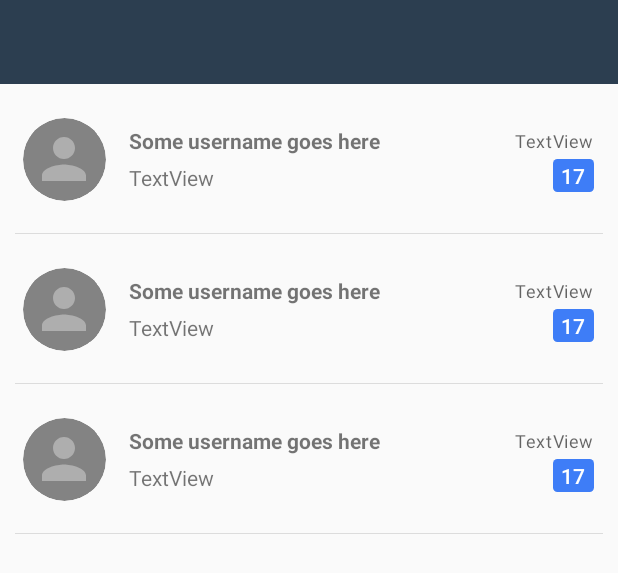
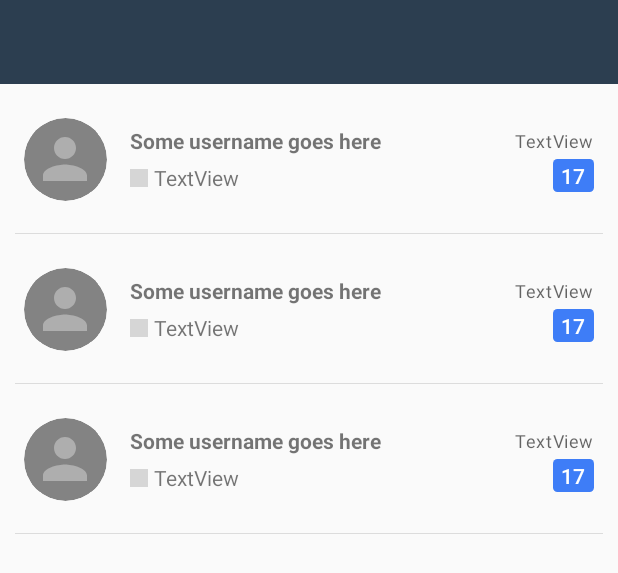
Before and after one commit to CryptChat/client, an Android app: the layout activity_server_users_list.xml on its own in the app's theme, with its tools: preview values and no code run, on a phone screen of 412 x 824 dp. Shown: the top 573 px of the screen. Run offline under Robolectric (Android 15) with nearby library versions, the phone set to English and light mode, and no system bars; grey boxes are pictures that could not be loaded.

Commit message:
Show message status icon in users list and turncate last message

```diff
--- a/app/src/main/java/cc/osama/cryptchat/db/User.kt
+++ b/app/src/main/java/cc/osama/cryptchat/db/User.kt
@@ -24,7 +24,8 @@ data class User(
   data class Conversation(
     val lastMessage: String?,
     val lastMessageDate: Long?,
-    val unreadCount: Int,
+    val unreadCount: Int = 0,
+    val messageStatus: Int?,
     @Embedded val user: User
   )
 
@@ -76,7 +77,7 @@ data class User(
     @Query("SELECT * FROM users WHERE serverId = :serverId AND idOnServer = :idOnServer LIMIT 1")
     fun findUserByServerIdAndIdOnServer(serverId: Long, idOnServer: Long): User?
 
-    @Query("SELECT u.*, m.plaintext AS lastMessage, m.lastMessageDate AS lastMessageDate, COALESCE(c.unreadCount, 0) AS unreadCount FROM users u LEFT JOIN (SELECT MAX(createdAt) AS lastMessageDate, userId, plaintext FROM messages WHERE serverId = :serverId GROUP BY userId) m ON m.userId = u.id LEFT JOIN (SELECT COUNT(*) AS unreadCount, userId FROM messages WHERE serverId = :serverId AND read = 0 GROUP BY userId) c ON c.userId = u.id WHERE serverId = :serverId ORDER BY lastMessageDate DESC")
+    @Query("SELECT u.*, m.plaintext AS lastMessage, m.status AS messageStatus, m.lastMessageDate AS lastMessageDate, c.unreadCount AS unreadCount FROM users u LEFT JOIN (SELECT MAX(createdAt) AS lastMessageDate, userId, plaintext, status FROM messages WHERE serverId = :serverId AND (status < ${Message.UNDECRYPTED} OR status = ${Message.DECRYPTED}) GROUP BY userId) m ON m.userId = u.id LEFT JOIN (SELECT COUNT(*) AS unreadCount, userId FROM messages WHERE serverId = :serverId AND NOT read AND status = ${Message.DECRYPTED} GROUP BY userId) c ON c.userId = u.id WHERE serverId = :serverId ORDER BY lastMessageDate DESC")
     fun findConversationsOnServer(serverId: Long) : List<Conversation>
 
     @Query("SELECT MAX(lastUpdatedAt) FROM users WHERE serverId = :serverId")
--- a/app/src/main/java/cc/osama/cryptchat/ui/ChatView.kt
+++ b/app/src/main/java/cc/osama/cryptchat/ui/ChatView.kt
@@ -4,11 +4,9 @@ import android.content.BroadcastReceiver
 import android.content.Context
 import android.content.Intent
 import android.content.IntentFilter
-import android.graphics.drawable.BitmapDrawable
 import android.os.Bundle
 import android.view.Menu
 import android.view.MenuItem
-import android.view.View
 import android.widget.FrameLayout
 import androidx.localbroadcastmanager.content.LocalBroadcastManager
 import androidx.recyclerview.widget.LinearLayoutManager
@@ -18,7 +16,6 @@ import cc.osama.cryptchat.db.Server
 import cc.osama.cryptchat.db.User
 import kotlinx.android.synthetic.main.activity_chat_view.*
 import kotlinx.android.synthetic.main.sent_chat_message.view.*
-import kotlinx.android.synthetic.main.server_users_list_item.view.*
 import java.text.SimpleDateFormat
 import java.util.*
 import kotlin.collections.ArrayList
--- a/app/src/main/res/layout/server_users_list_item.xml
+++ b/app/src/main/res/layout/server_users_list_item.xml
@@ -24,12 +24,13 @@
         android:id="@+id/lastMessageContainer"
         android:layout_width="wrap_content"
         android:layout_height="wrap_content"
+        android:layout_marginStart="4dp"
         android:layout_marginTop="5dp"
         android:ellipsize="end"
-        android:maxWidth="250dp"
+        android:maxWidth="230dp"
         android:singleLine="true"
         app:layout_constraintBottom_toBottomOf="parent"
-        app:layout_constraintStart_toStartOf="@+id/displayName"
+        app:layout_constraintStart_toEndOf="@+id/messageStatusIconUsersList"
         app:layout_constraintTop_toBottomOf="@+id/displayName"
         app:layout_constraintVertical_chainStyle="packed"
         tools:text="TextView" />
@@ -89,12 +90,12 @@
         android:id="@+id/avatarHolderContainer"
         android:layout_width="55dp"
         android:layout_height="55dp"
-        android:layout_marginStart="15dp"
+        android:layout_marginStart="16dp"
+        app:cardBackgroundColor="@color/defaultAvatarBackgroundColor"
         app:cardCornerRadius="100dp"
         app:cardElevation="0dp"
         app:layout_constraintBottom_toBottomOf="parent"
         app:layout_constraintStart_toStartOf="parent"
-        app:cardBackgroundColor="@color/defaultAvatarBackgroundColor"
         app:layout_constraintTop_toTopOf="parent">
 
         <ImageView
@@ -106,4 +107,14 @@
             app:srcCompat="@drawable/default_avatar" />
     </androidx.cardview.widget.CardView>
 
+    <ImageView
+        android:id="@+id/messageStatusIconUsersList"
+        android:layout_width="12dp"
+        android:layout_height="12dp"
+        app:layout_constraintBottom_toBottomOf="@+id/lastMessageContainer"
+        app:layout_constraintStart_toStartOf="@+id/displayName"
+        app:layout_constraintTop_toTopOf="@+id/lastMessageContainer"
+        app:srcCompat="@drawable/ic_check_black_24dp"
+        app:tint="@android:color/tab_indicator_text" />
+
 </androidx.constraintlayout.widget.ConstraintLayout>
```
Also changed, not shown: app/src/main/java/cc/osama/cryptchat/ui/ServerUsersList.kt (+26 -2 lines).
